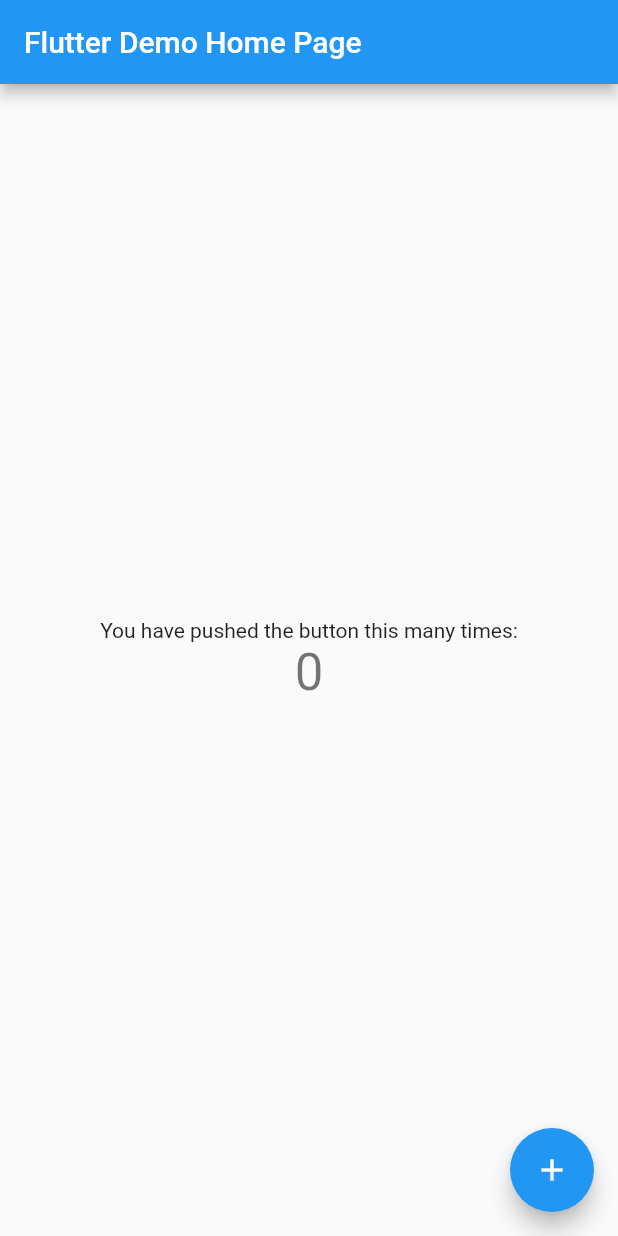
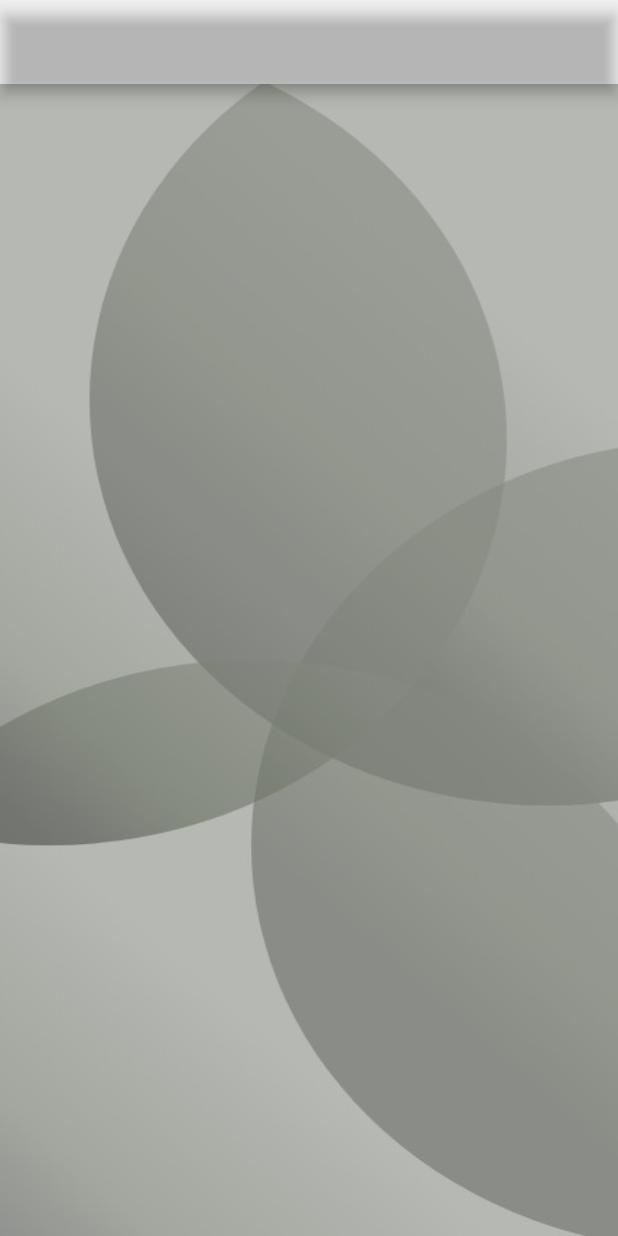
Before and after one commit to abdulazizasiri/Flutter, a Flutter app: the screen it shows after launch, on a phone screen of 412 x 824 dp. Run offline on Flutter 3.47's test engine with Material 2 defaults, Android fonts, the phone set to English and light mode, and no system bars.

Commit message:
change bg

```diff
--- a/food_app/lib/main.dart
+++ b/food_app/lib/main.dart
@@ -1,88 +1,50 @@
 import 'package:flutter/material.dart';
 
 void main() {
-  runApp(MyApp());
+  runApp(MaterialApp(
+    home: MainStore(),
+  ));
 }
 
-class MyApp extends StatelessWidget {
+class MainStore extends StatelessWidget {
   // This widget is the root of your application.
   @override
   Widget build(BuildContext context) {
-    return MaterialApp(
+    return Scaffold(
 
-      theme: ThemeData(
-
-        primarySwatch: Colors.blue,
+      appBar: AppBar(
+        backgroundColor: Colors.transparent,
+        // iconTheme: ,
       ),
-      home: MyHomePage(title: 'Flutter Demo Home Page'),
-    );
-  }
-}
-
-class MyHomePage extends StatefulWidget {
-  MyHomePage({Key key, this.title}) : super(key: key);
+       resizeToAvoidBottomInset: false,
 
 
-  final String title;
+      body: Container(
+        decoration: BoxDecoration(
+          image: DecorationImage(
+            image: AssetImage("assets/bg.jpeg"),
+            fit: BoxFit.fill,
+          ),
+        ),
+        child: Container(
 
-  @override
-  _MyHomePageState createState() => _MyHomePageState();
-}
+          width: double.infinity,
+          height: MediaQuery.of(context).size.height,
+          padding: EdgeInsets.symmetric(horizontal: 30, vertical: 50),
+          child: Column(
+            mainAxisAlignment: MainAxisAlignment.spaceBetween,
+            crossAxisAlignment: CrossAxisAlignment.center,
+            children: [
+              // All items
+              Container(
 
-class _MyHomePageState extends State<MyHomePage> {
-  int _counter = 0;
-
-  void _incrementCounter() {
-    setState(() {
-
-      _counter++;
-    });
-  }
-
-  @override
-  Widget build(BuildContext context) {
-
-    return Scaffold(
-      appBar: AppBar(
-        // Here we take the value from the MyHomePage object that was created by
-        // the App.build method, and use it to set our appbar title.
-        title: Text(widget.title),
-      ),
-      body: Center(
-        // Center is a layout widget. It takes a single child and positions it
-        // in the middle of the parent.
-        child: Column(
-          // Column is also a layout widget. It takes a list of children and
-          // arranges them vertically. By default, it sizes itself to fit its
-          // children horizontally, and tries to be as tall as its parent.
-          //
-          // Invoke "debug painting" (press "p" in the console, choose the
-          // "Toggle Debug Paint" action from the Flutter Inspector in Android
-          // Studio, or the "Toggle Debug Paint" command in Visual Studio Code)
-          // to see the wireframe for each widget.
-          //
-          // Column has various properties to control how it sizes itself and
-          // how it positions its children. Here we use mainAxisAlignment to
-          // center the children vertically; the main axis here is the vertical
-          // axis because Columns are vertical (the cross axis would be
-          // horizontal).
-          mainAxisAlignment: MainAxisAlignment.center,
-          children: <Widget>[
-            Text(
-              'You have pushed the button this many times:',
-            ),
-            Text(
-              '$_counter',
-              style: Theme.of(context).textTheme.headline4,
               ),
             ],
           ),
         ),
-      floatingActionButton: FloatingActionButton(
-        onPressed: _incrementCounter,
-        tooltip: 'Increment',
-        child: Icon(Icons.add),
-      ), // This trailing comma makes auto-formatting nicer for build methods.
+      ),
     );
+
+
   }
 }
```
Also changed, not shown: food_app/pubspec.yaml (+6 -1 lines), food_app/assets/bg.jpeg (renamed from food_app/assets/bg.jpeg.jpeg), food_app/assets/eid.jpeg (renamed from food_app/assets/eid.jpeg.jpeg), food_app/assets/foul.jpeg (renamed from food_app/assets/foul.jpeg.jpeg), food_app/assets/grapeLeaves.jpeg (renamed from food_app/assets/grapeLeaves.jpeg.jpeg), food_app/assets/zeyed.jpeg (renamed from food_app/assets/zeyed.jpeg.jpeg), 1 other file. Lines whose indentation alone changed are shown as unchanged.
